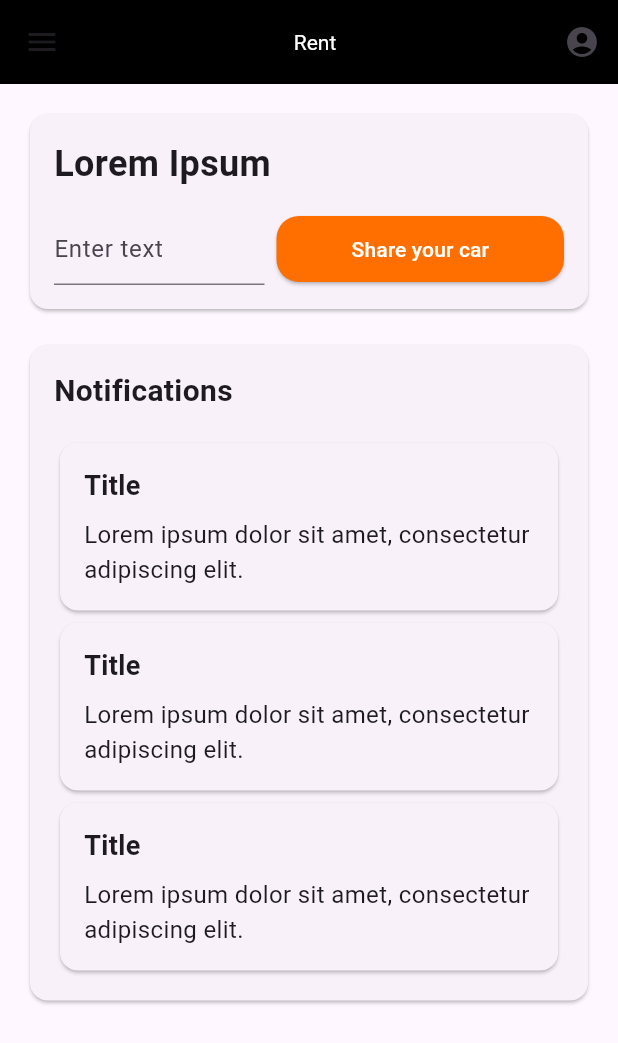
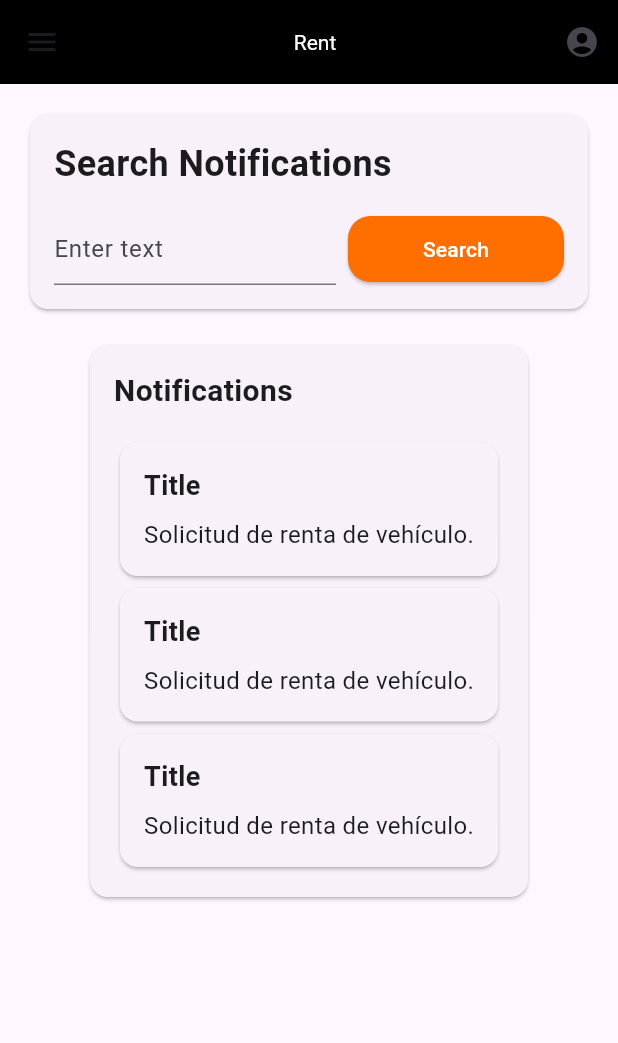
Before and after one commit to Grupo1-AplicacionesMoviles/DriveSafe-MobileApp, a Flutter app: the HomeOwner screen opened by its route, on a phone screen of 412 x 824 dp. Shown: the top 1043 px of the screen. Run offline on Flutter 3.47's test engine with Material 3 defaults, Android fonts, the phone set to English and light mode, and no system bars; our stand-ins replace image_picker, jwt_decoder, shared_preferences; accounts and stored records are empty.

Commit message:
feat: Changed owner home page.

```diff
--- a/lib/pages/owner-home.page.dart
+++ b/lib/pages/owner-home.page.dart
@@ -70,7 +70,7 @@ class HomeOwner extends StatelessWidget {
                   crossAxisAlignment: CrossAxisAlignment.start,
                   children: <Widget>[
                     const Text(
-                      'Lorem Ipsum',
+                      'Search Notifications',
                       style: TextStyle(
                         fontSize: 24.0,
                         fontWeight: FontWeight.bold,
@@ -89,7 +89,7 @@ class HomeOwner extends StatelessWidget {
                         const SizedBox(width: 8.0),
                         ElevatedButton(
                           onPressed: () {},
-                          child: const Text('Share your car'),
+                          child: const Text('Search'),
                         ),
                       ],
                     ),
@@ -128,7 +128,7 @@ class HomeOwner extends StatelessWidget {
                               ),
                               SizedBox(height: 8.0),
                               Text(
-                                'Lorem ipsum dolor sit amet, consectetur adipiscing elit.',
+                                'Solicitud de renta de vehículo.',
                                 style: TextStyle(
                                   fontSize: 16.0,
                                 ),
```
